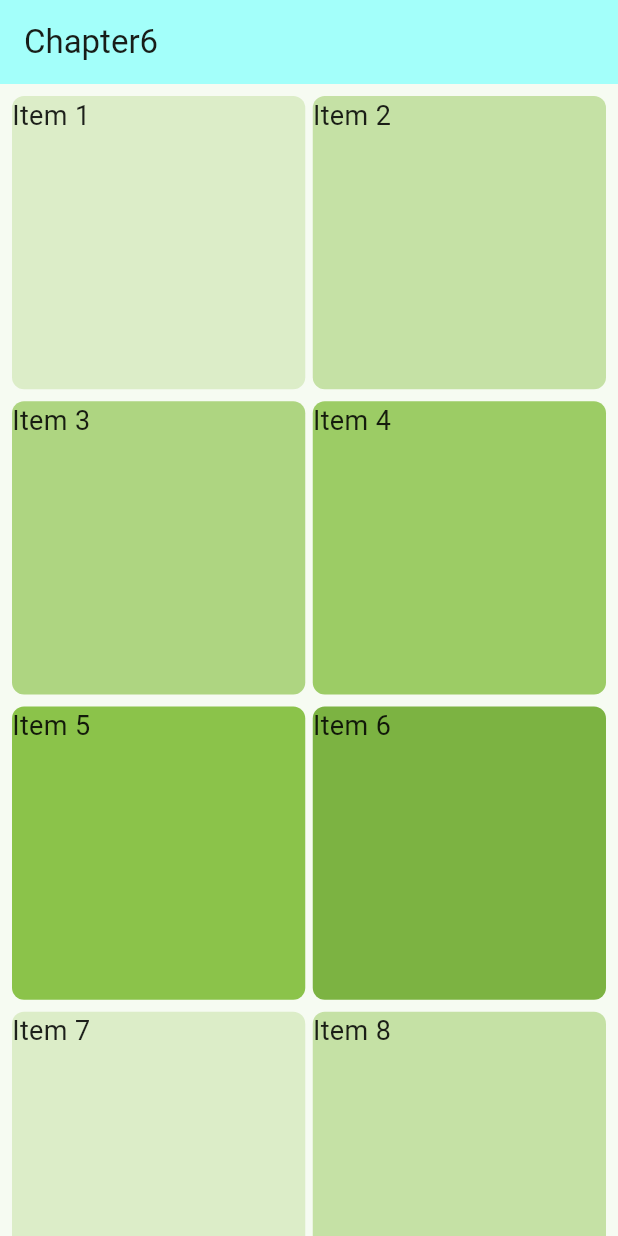
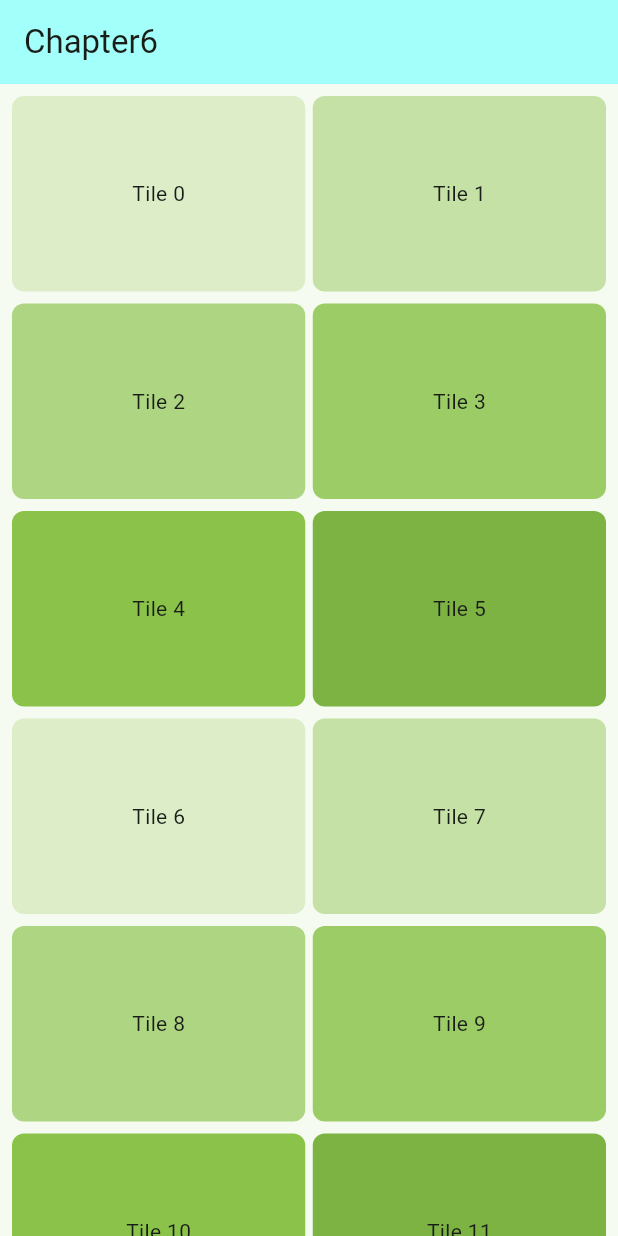
Before and after one commit to ailinns/ui_scroll, a Flutter app: the MyHomePage screen opened directly, on a phone screen of 412 x 824 dp. Run offline on Flutter 3.47's test engine with Material 3 defaults, Android fonts, the phone set to English and light mode, and no system bars; network calls fail.

Commit message:
gridviewrewrite

```diff
--- a/lib/main gridview.dart
+++ b/lib/main gridview.dart
@@ -44,19 +44,16 @@ class MyHomePage extends StatelessWidget {
           crossAxisCount: 2,
           crossAxisSpacing: 5.0,
           mainAxisSpacing: 8.0,
-          childAspectRatio: 1.0
+          childAspectRatio: 1.5,
         ), //3item/colunm
 
         itemBuilder: (BuildContext context, int idx) {
           return Container(
             decoration: BoxDecoration(
-            color: Colors.lightGreen[100 + (idx % 6) * 100],
-            borderRadius: BorderRadius.circular(8.0),
+              color: Colors.lightGreen[100 + (idx % 6) * 100],
+              borderRadius: BorderRadius.circular(8.0),
             ),
-          child: Text(
-            items[idx],
-            style: const TextStyle(fontSize: 18, color: Colors.black87),
-          ),
+            child: Center(child: Text('Tile $idx')),
           );
         },
       ),
```
